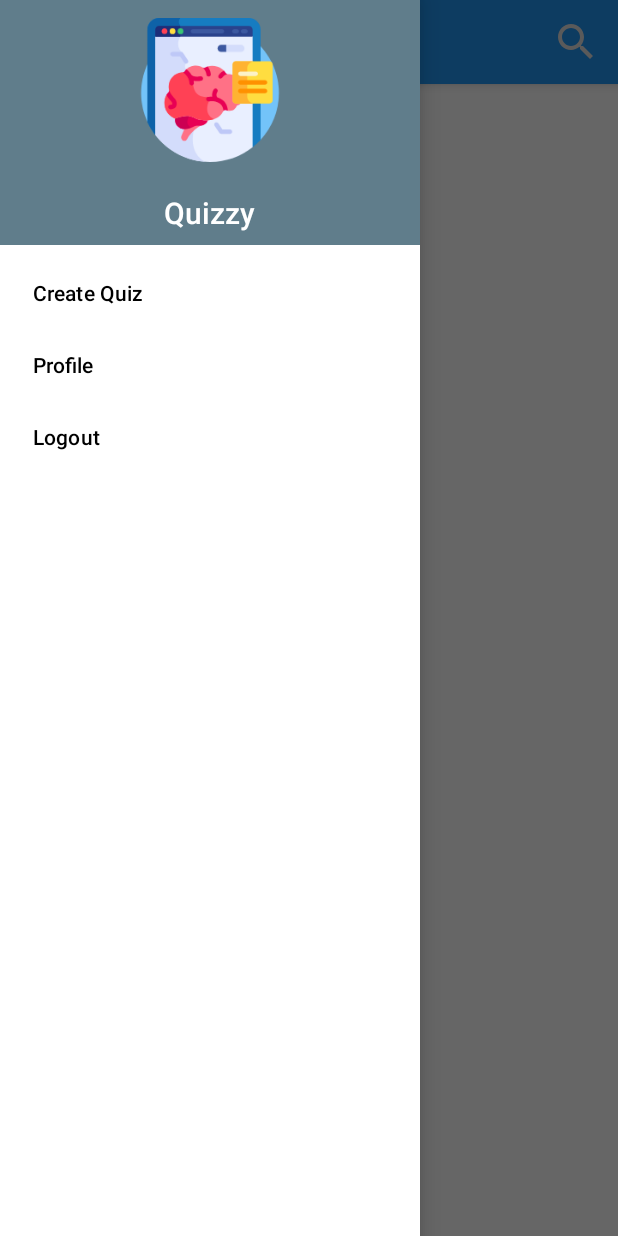
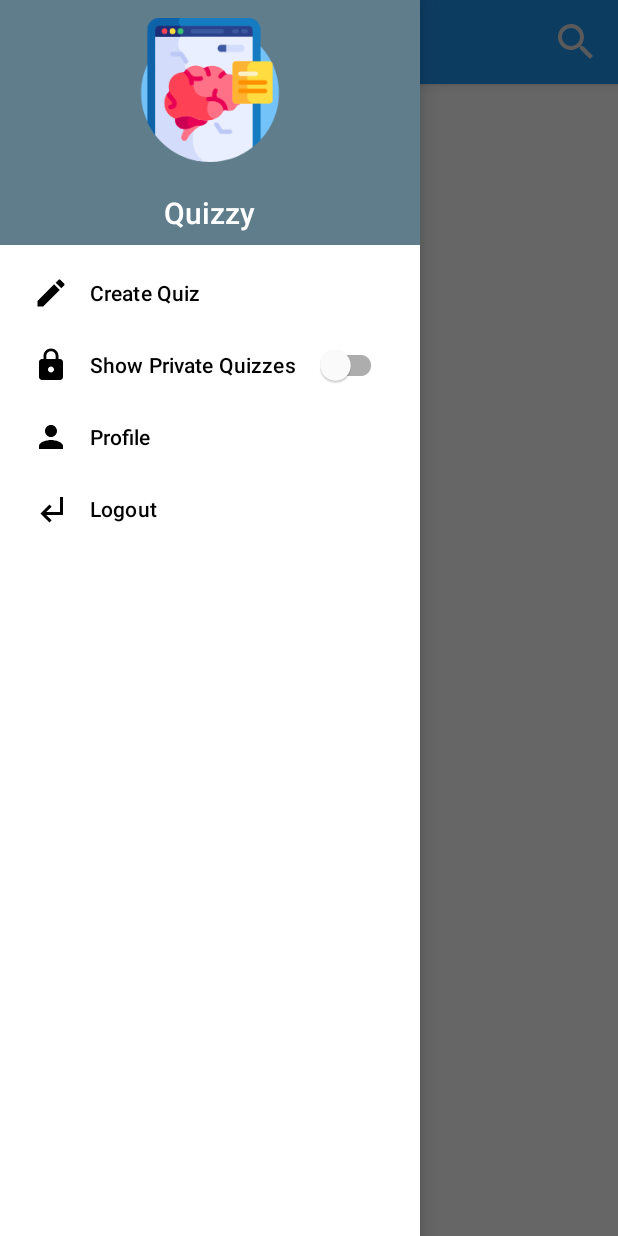
Before and after one commit to Imtial/Quizzy, an Android app: the HomeFragment screen opened directly, with no data from a screen before it, with the side drawer open, on a phone screen of 412 x 824 dp. Run offline under Robolectric (Android 15) with nearby library versions, the phone set to English and light mode, and no system bars; our stand-ins replace Room's generated code, navigation-ui; 1 statement that could not run was skipped.

Commit message:
private public differentiation

```diff
--- a/app/src/main/java/com/example/quizzy/QuizGameActivity.kt
+++ b/app/src/main/java/com/example/quizzy/QuizGameActivity.kt
@@ -11,7 +11,9 @@ import android.text.SpannableString
 import android.text.style.ForegroundColorSpan
 import android.util.Log
 import android.view.Menu
+import android.view.MenuItem
 import android.view.View
+import android.widget.CompoundButton
 import android.widget.Space
 import android.widget.TextView
 import android.widget.Toast
@@ -27,14 +29,18 @@ import androidx.navigation.ui.NavigationUI
 import androidx.navigation.ui.setupActionBarWithNavController
 import androidx.navigation.ui.setupWithNavController
 import com.example.quizzy.database.QuizDatabase
+import com.example.quizzy.domain.PRIVATE
+import com.example.quizzy.domain.PUBLIC
 import com.example.quizzy.network.Status
 import com.example.quizzy.quizsetter.QuestionSetterFragment
 import com.example.quizzy.repository.UserRepository
 import com.google.android.material.floatingactionbutton.FloatingActionButton
 import com.google.android.material.navigation.NavigationView
+import com.google.android.material.switchmaterial.SwitchMaterial
 
 class QuizGameActivity: AppCompatActivity() {
     private lateinit var onButtonClickListener: OnButtonClickListener
+    private lateinit var onAccessChangeListener: OnAccessChangeListener
     private lateinit var topTextView: TextView
     private lateinit var backButton: FloatingActionButton
     private lateinit var completeButton: FloatingActionButton
@@ -58,7 +64,7 @@ class QuizGameActivity: AppCompatActivity() {
         nextButton = findViewById(R.id.button_next)
         topTextView = findViewById(R.id.quiz_game_top)
 
-        val navigationView = findViewById<NavigationView>(R.id.nav_view)
+        val navigationView: NavigationView = findViewById(R.id.nav_view)
         val navController = findNavController(R.id.game_fragment)
         navigationView.setupWithNavController(navController)
         val appBarConfiguration = AppBarConfiguration(navController.graph)
@@ -81,6 +87,15 @@ class QuizGameActivity: AppCompatActivity() {
                 }
             }
         })
+
+        val onCheckedChangeListener = CompoundButton.OnCheckedChangeListener { view, isChecked ->
+            if (isChecked) onAccessChangeListener.accessChanged(PRIVATE)
+            else onAccessChangeListener.accessChanged(PUBLIC)
+        }
+
+        val accessMenuItem = navigationView.menu.findItem(R.id.toggle_access)
+        val switch = accessMenuItem.actionView.findViewById<SwitchMaterial>(R.id.switch_access)
+        switch.setOnCheckedChangeListener(onCheckedChangeListener)
 
         navigationView.setNavigationItemSelectedListener {menuItem ->
             when(menuItem.itemId) {
@@ -106,6 +121,10 @@ class QuizGameActivity: AppCompatActivity() {
 
     fun setOnButtonClickListener(listener: OnButtonClickListener) {
         onButtonClickListener = listener
+    }
+
+    fun setOnAccessChangeListener(listener: OnAccessChangeListener) {
+        onAccessChangeListener = listener
     }
 
     fun setQuestionNumberOnTopBar (text: String) {
@@ -168,8 +187,10 @@ class QuizGameActivity: AppCompatActivity() {
                 return false
             }
         })
+
         return true
     }
+
 }
 
 interface OnButtonClickListener {
@@ -177,3 +198,7 @@ interface OnButtonClickListener {
     fun completeButtonClicked()
     fun backButtonClicked()
 }
+
+interface OnAccessChangeListener {
+    fun accessChanged(access: String)
+}
--- a/app/src/main/java/com/example/quizzy/database/QuizDatabaseDao.kt
+++ b/app/src/main/java/com/example/quizzy/database/QuizDatabaseDao.kt
@@ -87,6 +87,12 @@ interface QuizItemDao {
     @Query("SELECT * FROM table_quiz_item")
     fun getLiveQuizItemList() : LiveData<List<QuizItem>>
 
+    @Query("SELECT * FROM table_quiz_item WHERE access LIKE 'PUBLIC'")
+    fun getLivePublicQuizItemList() : LiveData<List<QuizItem>>
+
+    @Query("SELECT * FROM table_quiz_item WHERE access LIKE 'PRIVATE'")
+    fun getLivePrivateQuizItemList() : LiveData<List<QuizItem>>
+
     @Query("SELECT COUNT(*) FROM table_quiz_item")
     fun getLiveCount() : LiveData<Int>
 }
--- a/app/src/main/java/com/example/quizzy/homepage/HomeFragment.kt
+++ b/app/src/main/java/com/example/quizzy/homepage/HomeFragment.kt
@@ -31,6 +31,7 @@ class HomeFragment : Fragment() {
 
     override fun onCreateView(inflater: LayoutInflater, container: ViewGroup?, savedInstanceState: Bundle?): View? {
         val rootView = LayoutInflater.from(requireContext()).inflate(R.layout.fragment_home, container, false)
+        val parentActivity = requireActivity() as QuizGameActivity
 
         val adapter = QuizListAdapter(viewLifecycleOwner, object : OnQuizItemClickListener {
             override fun onItemClicked(quizItem: QuizItem) {
@@ -71,6 +72,12 @@ class HomeFragment : Fragment() {
             }
             adapter.submitList(it)
             adapter.notifyDataSetChanged()
+        })
+
+        parentActivity.setOnAccessChangeListener(object : OnAccessChangeListener {
+            override fun accessChanged(access: String) {
+                viewModel.setQuizItemAccessType(access)
+            }
         })
 
         viewModel.fetchedQuizId.observe(viewLifecycleOwner, {id ->
--- a/app/src/main/java/com/example/quizzy/homepage/HomeViewModel.kt
+++ b/app/src/main/java/com/example/quizzy/homepage/HomeViewModel.kt
@@ -34,4 +34,8 @@ class HomeViewModel(private val application: Application) : ViewModel() {
     fun fetchSelectedQuiz(id: String, password: String) {
         repository.fetchSelectedQuiz(id, password)
     }
+
+    fun setQuizItemAccessType(access: String) {
+        repository.setQuizItemAccessType(access)
+    }
 }
--- a/app/src/main/java/com/example/quizzy/repository/QuizRepository.kt
+++ b/app/src/main/java/com/example/quizzy/repository/QuizRepository.kt
@@ -2,55 +2,19 @@ package com.example.quizzy.repository
 
 import android.util.Log
 import androidx.lifecycle.LiveData
+import androidx.lifecycle.MediatorLiveData
 import androidx.lifecycle.MutableLiveData
 import com.example.quizzy.database.QuizDatabase
 import com.example.quizzy.domain.*
-import com.example.quizzy.network.NetworkAccountUtil
 import com.example.quizzy.network.NetworkQuizUtil
 import com.example.quizzy.task.ShowFeedTask
-import com.example.quizzy.task.UploadProfilePictureTask
 import com.example.quizzy.utils.ImageUtil.generateImageUrl
 import kotlinx.coroutines.CoroutineScope
 import kotlinx.coroutines.Dispatchers
 import kotlinx.coroutines.launch
-import kotlinx.coroutines.withContext
-import okhttp3.MultipartBody
 
 
 class QuizRepository (private val database: QuizDatabase, private val coroutineScope: CoroutineScope = CoroutineScope(Dispatchers.IO)) {
-    suspend fun insertQuestion(question: Question) {
-        database.questionDao.insert(question)
-    }
-
-    suspend fun updateQuestion(question: Question) {
-        database.questionDao.update(question)
-    }
-
-    suspend fun deleteQuestion(question: Question) {
-        database.questionDao.delete(question)
-    }
-
-    fun getQuestionList(): LiveData<List<Question>> = database.questionDao.getLiveQuestionList()
-
-    fun getQuestionCount(): LiveData<Int> = database.questionDao.getLiveQuestionCount()
-
-    fun getTotalMarks(): LiveData<Float> = database.questionDao.getLiveTotalMarks()
-
-    suspend fun insertResponses(vararg respons: Response) {
-        database.responseDao.insert(*respons)
-    }
-
-    fun getResponses() : LiveData<List<Response>> = database.responseDao.getLiveResponses()
-
-//    suspend fun insertQuiz(cachedQuiz: CachedQuiz) {
-//        cachedQuiz.questionResponses = database.questionDao.getQuestionList()
-//        cachedQuiz.respons = database.responseDao.getResponses()
-//        database.quizDao.insert(cachedQuiz)
-//        database.questionDao.clearTable()
-//        database.responseDao.clearTable()
-//    }
-
-    fun getQuiz(quizId: String) : LiveData<CachedQuiz?> = database.quizDao.getQuiz(quizId)
 
     suspend fun insertQuizItem(vararg quizItems: QuizItem) {
         database.quizItemDao.insert(*quizItems)
@@ -60,17 +24,31 @@ class QuizRepository (private val database: QuizDatabase, private val coroutineS
         database.quizItemDao.clearTable()
     }
 
-    val liveQuizItemList = database.quizItemDao.getLiveQuizItemList()
+//    val liveQuizItemList = database.quizItemDao.getLiveQuizItemList()
 
-    private suspend fun insertUser(user: CachedUser) {
-        database.userDao.insert(user)
+    private val livePublicQuizItemList = database.quizItemDao.getLivePublicQuizItemList()
+    private val livePrivateQuizItemList = database.quizItemDao.getLivePrivateQuizItemList()
+
+    private var currentAccess = PUBLIC
+    val liveQuizItemList = MediatorLiveData<List<QuizItem>>()
+
+    init {
+        liveQuizItemList.addSource(livePublicQuizItemList) {
+            if (currentAccess == PUBLIC) it?.let { liveQuizItemList.value = it }
+        }
+        liveQuizItemList.addSource(livePrivateQuizItemList) {
+            if (currentAccess == PRIVATE) it?.let { liveQuizItemList.value = it }
+        }
     }
 
-    suspend fun clearUserInfoTable() {
-        database.userDao.clearTable()
+    fun setQuizItemAccessType(access: String) {
+        currentAccess = access
+        when(access) {
+            PUBLIC -> livePublicQuizItemList.value?.let { liveQuizItemList.value = it }
+            PRIVATE -> livePrivateQuizItemList.value?.let { liveQuizItemList.value = it }
+            else -> throw IllegalArgumentException("Undefined access type")
+        }
     }
-
-    val currentUser = database.userDao.getLiveCachedUser()
 
     private val networkQuizUtil = NetworkQuizUtil()
 
--- /dev/null
+++ b/app/src/main/res/drawable/ic_create.xml
@@ -0,0 +1,5 @@
+<vector android:height="40dp" android:tint="#373737"
+    android:viewportHeight="24" android:viewportWidth="24"
+    android:width="40dp" xmlns:android="http://schemas.android.com/apk/res/android">
+    <path android:fillColor="@android:color/white" android:pathData="M3,17.25V21h3.75L17.81,9.94l-3.75,-3.75L3,17.25zM20.71,7.04c0.39,-0.39 0.39,-1.02 0,-1.41l-2.34,-2.34c-0.39,-0.39 -1.02,-0.39 -1.41,0l-1.83,1.83 3.75,3.75 1.83,-1.83z"/>
+</vector>
--- /dev/null
+++ b/app/src/main/res/drawable/ic_logout.xml
@@ -0,0 +1,5 @@
+<vector android:height="40dp" android:tint="#373737"
+    android:viewportHeight="24" android:viewportWidth="24"
+    android:width="40dp" xmlns:android="http://schemas.android.com/apk/res/android">
+    <path android:fillColor="@android:color/white" android:pathData="M11,9l1.42,1.42L8.83,14H18V4h2v12H8.83l3.59,3.58L11,21l-6,-6 6,-6z"/>
+</vector>
--- /dev/null
+++ b/app/src/main/res/layout/switch_access.xml
@@ -0,0 +1,5 @@
+<?xml version="1.0" encoding="utf-8"?>
+<com.google.android.material.switchmaterial.SwitchMaterial xmlns:android="http://schemas.android.com/apk/res/android"
+    android:id="@+id/switch_access"
+    android:layout_width="match_parent"
+    android:layout_height="match_parent"/>
--- a/app/src/main/res/menu/nav_drawer_menu.xml
+++ b/app/src/main/res/menu/nav_drawer_menu.xml
@@ -1,9 +1,17 @@
 <?xml version="1.0" encoding="utf-8"?>
-<menu xmlns:android="http://schemas.android.com/apk/res/android">
+<menu xmlns:android="http://schemas.android.com/apk/res/android"
+    xmlns:app="http://schemas.android.com/apk/res-auto">
     <item android:id="@+id/questionSetterFragment"
-        android:title="Create Quiz"/>
+        android:title="Create Quiz"
+        android:icon="@drawable/ic_create"/>
+    <item android:id="@+id/toggle_access"
+        android:title="Show Private Quizzes"
+        android:icon="@drawable/ic_lock"
+        app:actionLayout="@layout/switch_access"/>
     <item android:id="@+id/profileFragment"
-        android:title="Profile"/>
+        android:title="Profile"
+        android:icon="@drawable/ic_player"/>
     <item android:id="@+id/logout"
-        android:title="Logout" />
+        android:title="Logout"
+        android:icon="@drawable/ic_logout"/>
 </menu>
```
